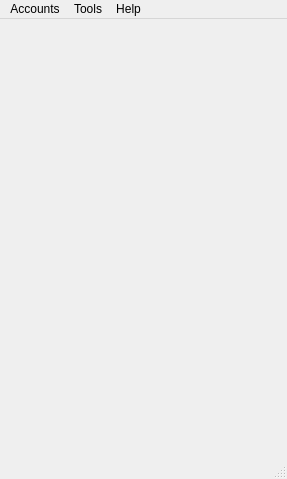
First picture: the form in src/Client/GUI/design/MainWindow.ui, repository industral/Nexuz, before the edit.
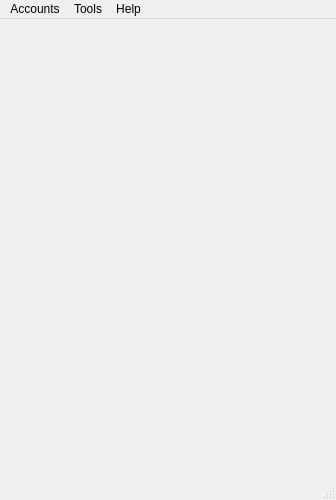
Second picture: the form after the edit. Icons and pictures are not drawn.

```diff
--- a/src/Client/GUI/design/MainWindow.ui
+++ b/src/Client/GUI/design/MainWindow.ui
@@ -6,8 +6,8 @@
    <rect>
     <x>0</x>
     <y>0</y>
-    <width>287</width>
-    <height>479</height>
+    <width>336</width>
+    <height>500</height>
    </rect>
   </property>
   <property name="windowTitle">
@@ -23,7 +23,7 @@
     <rect>
      <x>0</x>
      <y>0</y>
-     <width>287</width>
+     <width>336</width>
      <height>25</height>
     </rect>
    </property>
```
